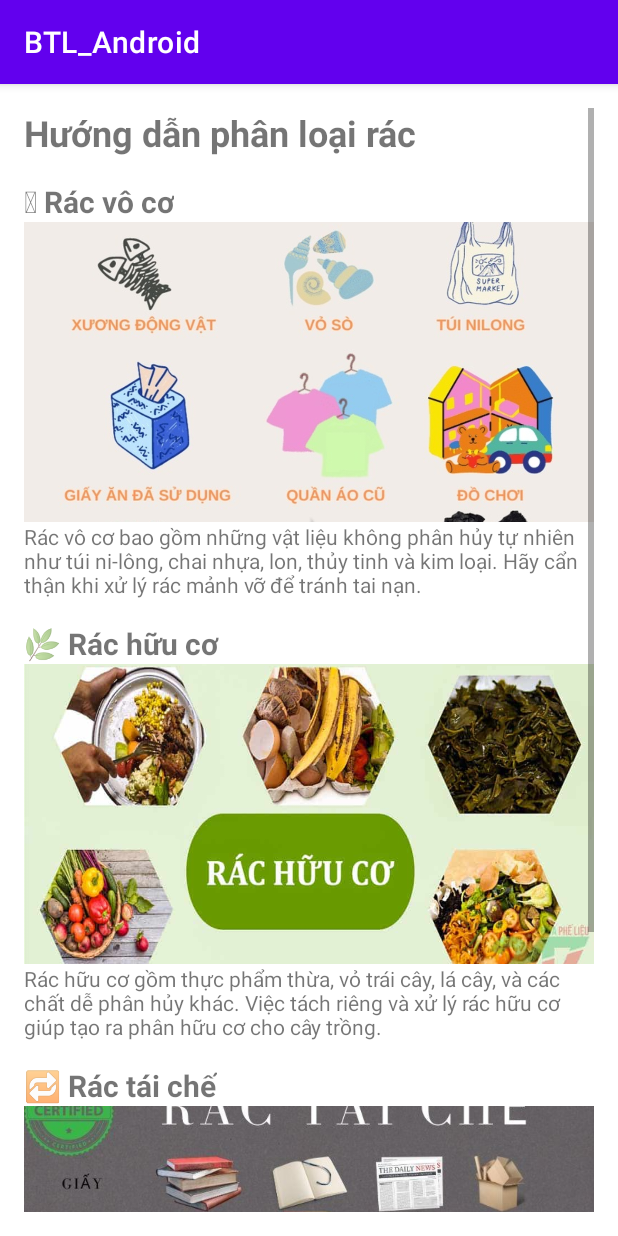
After one commit to nguyen2770/BTL_ANDROIDNC, an Android app: the fragment GuideFragment shown on its own in the app's theme, on a phone screen of 412 x 824 dp. The commit adds this screen. Run offline under Robolectric (Android 15) with nearby library versions, the phone set to English and light mode, and no system bars.

Commit message:
Chuc nang huong dan phan loai rac

```diff
--- /dev/null
+++ b/app/src/main/java/com/example/btl_android/ui/guide/GuideFragment.java
@@ -0,0 +1,28 @@
+package com.example.btl_android.ui.guide;
+
+import android.os.Bundle;
+import android.view.LayoutInflater;
+import android.view.View;
+import android.view.ViewGroup;
+import androidx.annotation.NonNull;
+import androidx.fragment.app.Fragment;
+import com.example.btl_android.R;
+
+public class GuideFragment extends Fragment {
+
+    public GuideFragment() {
+        // Required empty public constructor
+    }
+
+    @Override
+    public View onCreateView(@NonNull LayoutInflater inflater, ViewGroup container,
+                             Bundle savedInstanceState) {
+        // Inflate layout cho fragment hướng dẫn phân loại rác
+        View view = inflater.inflate(R.layout.fragment_guide, container, false);
+
+        // Bạn có thể thực hiện thêm thao tác với view tại đây nếu cần
+        // Ví dụ: Thiết lập sự kiện click hoặc cập nhật nội dung động
+
+        return view;
+    }
+}
--- /dev/null
+++ b/app/src/main/res/drawable/baseline_help_outline_24.xml
@@ -0,0 +1,5 @@
+<vector xmlns:android="http://schemas.android.com/apk/res/android" android:height="24dp" android:tint="#000000" android:viewportHeight="24" android:viewportWidth="24" android:width="24dp">
+
+    <path android:fillColor="@android:color/white" android:pathData="M19,4h-3.5l-1,-1h-5l-1,1L5,4v2h14zM6,7v12c0,1.1 0.9,2 2,2h8c1.1,0 2,-0.9 2,-2L18,7L6,7zM14,14v4h-4v-4L8,14l4,-4 4,4h-2z"/>
+
+</vector>
--- /dev/null
+++ b/app/src/main/res/layout/fragment_guide.xml
@@ -0,0 +1,89 @@
+<ScrollView xmlns:android="http://schemas.android.com/apk/res/android"
+    android:id="@+id/scrollGuide"
+    android:layout_width="match_parent"
+    android:layout_height="match_parent"
+    android:padding="16dp"
+    android:paddingBottom="120dp">  <!-- Thêm paddingBottom để cách Bottom Bar -->
+
+    <LinearLayout
+        android:orientation="vertical"
+        android:layout_width="match_parent"
+        android:layout_height="wrap_content">
+
+        <!-- Tiêu đề chung -->
+        <TextView
+            android:id="@+id/tvGuideTitle"
+            android:layout_width="wrap_content"
+            android:layout_height="wrap_content"
+            android:text="@string/rubbish_guide"
+            android:textSize="24sp"
+            android:textStyle="bold"
+            android:layout_marginBottom="16dp" />
+
+        <!-- Phần Rác Vô Cơ -->
+        <TextView
+            android:id="@+id/tvInorganicTitle"
+            android:layout_width="wrap_content"
+            android:layout_height="wrap_content"
+            android:text="@string/rac_voco"
+            android:textSize="20sp"
+            android:textStyle="bold" />
+        <ImageView
+            android:id="@+id/imgInorganic"
+            android:layout_width="match_parent"
+            android:layout_height="200dp"
+            android:scaleType="centerCrop"
+            android:src="@drawable/racvoco" />
+        <TextView
+            android:id="@+id/tvInorganicDesc"
+            android:layout_width="match_parent"
+            android:layout_height="wrap_content"
+            android:text="@string/Rac_vo_co_text"
+            android:layout_marginBottom="16dp" />
+
+        <!-- Phần Rác Hữu Cơ -->
+        <TextView
+            android:id="@+id/tvOrganicTitle"
+            android:layout_width="wrap_content"
+            android:layout_height="wrap_content"
+            android:text="@string/rac_huuco"
+            android:textSize="20sp"
+            android:textStyle="bold" />
+        <ImageView
+            android:id="@+id/imgOrganic"
+            android:layout_width="match_parent"
+            android:layout_height="200dp"
+            android:scaleType="centerCrop"
+            android:src="@drawable/rachuuco" />
+        <TextView
+            android:id="@+id/tvOrganicDesc"
+            android:layout_width="match_parent"
+            android:layout_height="wrap_content"
+            android:text="@string/Rac_huu_co_text"
+            android:layout_marginBottom="16dp" />
+
+        <!-- Phần Rác Tái Chế -->
+        <TextView
+            android:id="@+id/tvRecycleTitle"
+            android:layout_width="wrap_content"
+            android:layout_height="wrap_content"
+            android:text="@string/rac_taiche"
+            android:textSize="20sp"
+            android:textStyle="bold" />
+        <ImageView
+            android:id="@+id/imgRecycle"
+            android:layout_width="match_parent"
+            android:layout_height="200dp"
+            android:scaleType="centerCrop"
+            android:src="@drawable/ractaiche" />
+        <TextView
+            android:id="@+id/tvRecycleDesc"
+            android:layout_width="match_parent"
+            android:layout_height="wrap_content"
+            android:text="@string/Rac_tai_che_text"
+            android:layout_marginBottom="16dp" />
+        <View
+            android:layout_width="match_parent"
+            android:layout_height="80dp" />
+    </LinearLayout>
+</ScrollView>
--- a/app/src/main/res/layout/fragment_home.xml
+++ b/app/src/main/res/layout/fragment_home.xml
@@ -4,4 +4,16 @@
     xmlns:tools="http://schemas.android.com/tools"
     android:layout_width="match_parent"
     android:layout_height="match_parent"
-    tools:context=".ui.waste_owner.home.HomeFragment"/>
+    tools:context=".ui.waste_owner.home.HomeFragment">
+
+    <TextView
+        android:id="@+id/textHome"
+        android:layout_width="wrap_content"
+        android:layout_height="wrap_content"
+        android:text="Home Text"
+        app:layout_constraintTop_toTopOf="parent"
+        app:layout_constraintStart_toStartOf="parent"
+        android:layout_marginTop="16dp"
+        android:layout_marginStart="16dp" />
+
+</androidx.constraintlayout.widget.ConstraintLayout>
--- a/app/src/main/res/menu/activity_main_drawer.xml
+++ b/app/src/main/res/menu/activity_main_drawer.xml
@@ -16,6 +16,11 @@
             android:id="@+id/nav_gift"
             android:icon="@drawable/baseline_card_giftcard_24"
             android:title="@string/menu_gift" />
+        <item
+            android:id="@+id/nav_guide"
+            android:icon="@drawable/baseline_help_outline_24"
+            android:title="@string/rubbish_guide" />
+
         <item
             android:id="@+id/nav_notification"
             android:icon="@drawable/baseline_notifications_none_24"
--- a/app/src/main/res/navigation/mobile_navigation.xml
+++ b/app/src/main/res/navigation/mobile_navigation.xml
@@ -23,6 +23,11 @@
         android:label="@string/menu_gift"
         tools:layout="@layout/fragment_slideshow" />
     <fragment
+        android:id="@+id/nav_guide"
+        android:name="com.example.btl_android.ui.guide.GuideFragment"
+        android:label="Hướng dẫn phân loại rác"
+        tools:layout="@layout/fragment_guide" />
+    <fragment
         android:id="@+id/nav_notification"
         android:name="com.example.btl_android.ui.waste_owner.Test.TestFragment"
         android:label="@string/menu_notification"
--- a/app/src/main/res/values/strings.xml
+++ b/app/src/main/res/values/strings.xml
@@ -19,7 +19,13 @@
     <string name="account"> Tôi </string>
 
 
-
     <!-- TODO: Remove or change this placeholder text -->
     <string name="hello_blank_fragment">Hello blank fragment</string>
+    <string name="rubbish_guide">Hướng dẫn phân loại rác</string>
+    <string name="rac_voco">🪨 Rác vô cơ</string>
+    <string name="Rac_vo_co_text">Rác vô cơ bao gồm những vật liệu không phân hủy tự nhiên như túi ni-lông, chai nhựa, lon, thủy tinh và kim loại. Hãy cẩn thận khi xử lý rác mảnh vỡ để tránh tai nạn.</string>
+    <string name="rac_huuco">🌿 Rác hữu cơ</string>
+    <string name="Rac_huu_co_text">Rác hữu cơ gồm thực phẩm thừa, vỏ trái cây, lá cây, và các chất dễ phân hủy khác. Việc tách riêng và xử lý rác hữu cơ giúp tạo ra phân hữu cơ cho cây trồng.</string>
+    <string name="rac_taiche">🔁 Rác tái chế</string>
+    <string name="Rac_tai_che_text">Rác tái chế bao gồm giấy, nhựa, kim loại và thủy tinh có thể được tái chế thành sản phẩm mới. Hãy làm sạch rác và phân loại đúng loại trước khi đưa vào thùng rác tái chế.</string>
 </resources>
--- a/settings.gradle.kts
+++ b/settings.gradle.kts
@@ -17,7 +17,11 @@ dependencyResolutionManagement {
         google()
         mavenCentral()
     }
+    versionCatalogs {
+        create("libs") {
+            from(files(".gradle/libs.versions.toml"))
+        }
+    }
 }
-
 rootProject.name = "BTL_Android"
 include(":app")
```
Also changed, not shown: app/src/main/res/drawable/rachuuco.jpg (added), app/src/main/res/drawable/ractaiche.jpg (added), app/src/main/res/drawable/racvoco.jpg (added).
